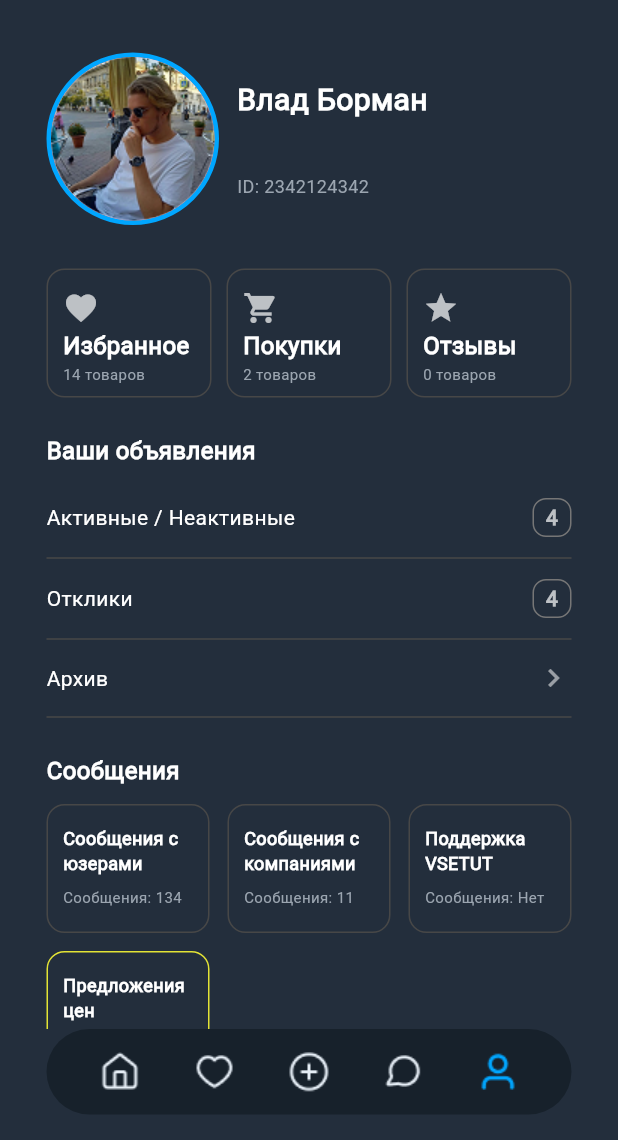
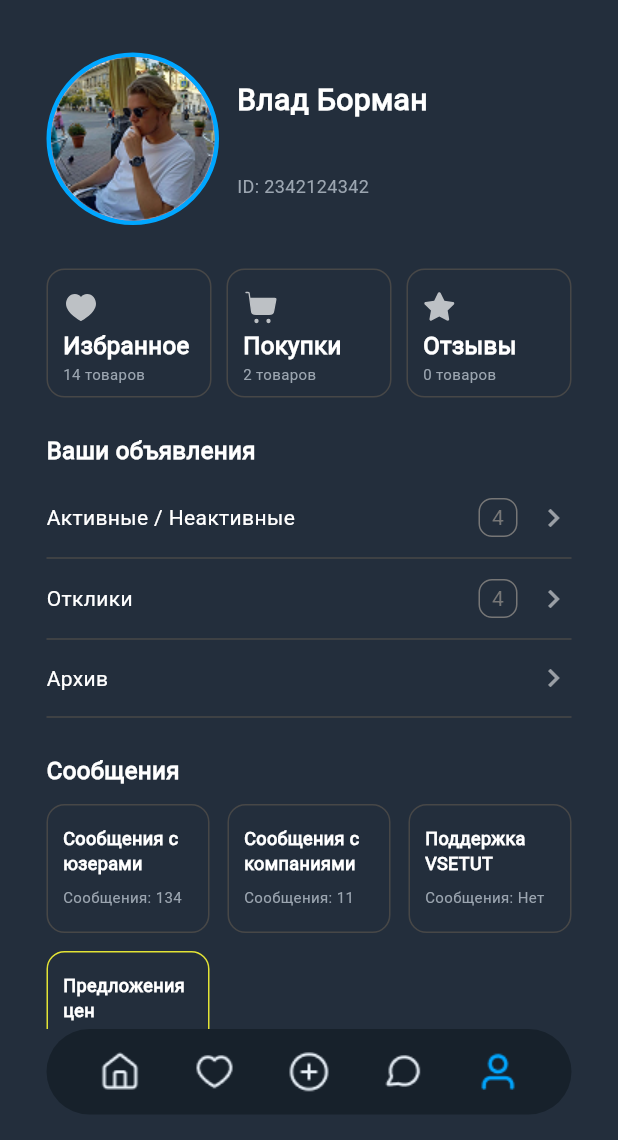
Before and after one commit to Zakirov-Yuriy/Lidle, a Flutter app: the ProfileDashboard screen opened by its route, on a phone screen of 412 x 824 dp, the part 96-1236 px from its top. Run offline on Flutter 3.47's test engine with Material 3 defaults, Android fonts, the light colour scheme and no system bars; our stand-ins replace flutter_svg, hive, hive_flutter; accounts and stored records are empty.

Commit message:
Доработан экран profile_dashboard, добавлены иконки

```diff
--- a/lib/pages/profile_dashboard.dart
+++ b/lib/pages/profile_dashboard.dart
@@ -69,27 +69,27 @@ class _ProfileDashboardState extends State<ProfileDashboard> {
               _ProfileHeader(
                 name: 'Влад Борман',
                 userId: 'ID: 2342124342',
-                avatarUrl: 'assets/Ellipse.png',
+                avatarUrl: 'assets/profile_dashboard/Ellipse.png',
               ),
               const SizedBox(height: 29),
 
               // 3 быстрых карточки
               Row(
-                children: const [
+                children: [
                   _QuickCard(
-                    icon: Icons.favorite,
+                    iconPath: 'assets/profile_dashboard/heart-rounded.svg',
                     title: 'Избранное',
                     subtitle: '14 товаров',
                   ),
                   SizedBox(width: 10),
                   _QuickCard(
-                    icon: Icons.shopping_cart,
+                    iconPath: 'assets/profile_dashboard/shopping-cart-01.svg',
                     title: 'Покупки',
                     subtitle: '2 товаров',
                   ),
                   SizedBox(width: 10),
                   _QuickCard(
-                    icon: Icons.star,
+                    iconPath: 'assets/profile_dashboard/eva_star-fill.svg',
                     title: 'Отзывы',
                     subtitle: '0 товаров',
                   ),
@@ -100,9 +100,9 @@ class _ProfileDashboardState extends State<ProfileDashboard> {
               // Раздел «Ваши объявления»
               const _SectionTitle('Ваши объявления'),
               const SizedBox(height: 10),
-              const _MenuItem(title: 'Активные / Неактивные', count: 4),
+              const _MenuItem(title: 'Активные / Неактивные', count: 4, trailingChevron: true),
               const Divider(color: Color(0xFF474747), height: 8),
-              const _MenuItem(title: 'Отклики', count: 4),
+              const _MenuItem(title: 'Отклики', count: 4, trailingChevron: true),
               const Divider(color: Color(0xFF474747), height: 8),
               const _MenuItem(title: 'Архив', trailingChevron: true),
               const Divider(color: Color(0xFF474747), height: 8),
@@ -140,26 +140,26 @@ class _ProfileDashboardState extends State<ProfileDashboard> {
               const SizedBox(height: 41),
 
               // Кнопка выхода нужна для тестов
-              // SizedBox(
-              //   width: double.infinity,
-              //   height: 53,
-              //   child: ElevatedButton(
-              //     onPressed: _logout,
-              //     style: ElevatedButton.styleFrom(
-              //       backgroundColor: Colors.redAccent,
-              //       foregroundColor: Colors.white,
-              //       shape: RoundedRectangleBorder(
-              //         borderRadius: BorderRadius.circular(5),
-              //       ),
-              //       elevation: 0,
-              //     ),
-              //     child: const Text(
-              //       'Выйти',
-              //       style: TextStyle(fontSize: 16, fontWeight: FontWeight.w400),
-              //     ),
-              //   ),
-              // ),
-              // const SizedBox(height: 22),
+              SizedBox(
+                width: double.infinity,
+                height: 53,
+                child: ElevatedButton(
+                  onPressed: _logout,
+                  style: ElevatedButton.styleFrom(
+                    backgroundColor: Colors.redAccent,
+                    foregroundColor: Colors.white,
+                    shape: RoundedRectangleBorder(
+                      borderRadius: BorderRadius.circular(5),
+                    ),
+                    elevation: 0,
+                  ),
+                  child: const Text(
+                    'Выйти',
+                    style: TextStyle(fontSize: 16, fontWeight: FontWeight.w400),
+                  ),
+                ),
+              ),
+              const SizedBox(height: 22),
 
 
             ],
@@ -230,12 +230,12 @@ class _ProfileHeader extends StatelessWidget {
 }
 
 class _QuickCard extends StatelessWidget {
-  final IconData icon;
+  final String iconPath;
   final String title;
   final String subtitle;
 
   const _QuickCard({
-    required this.icon,
+    required this.iconPath,
     required this.title,
     required this.subtitle,
   });
@@ -255,7 +255,7 @@ class _QuickCard extends StatelessWidget {
           children: [
             Padding(
               padding: const EdgeInsets.only(top: 13.0, left: 10.0, bottom: 2),
-              child: Row(children: [Icon(icon, color: Colors.white70)]),
+              child: Row(children: [SvgPicture.asset(iconPath, height: 24, color: Colors.white70)]),
             ),
 
             Padding(
@@ -346,8 +346,8 @@ class _MenuItem extends StatelessWidget {
                 child: Text(
                   '$count',
                   style: const TextStyle(
-                    color: Colors.white70,
-                    fontWeight: FontWeight.w600,
+                    color: const Color(0xFF767676),
+                    fontWeight: FontWeight.w400,
                   ),
                 ),
               ),
--- a/pubspec.yaml
+++ b/pubspec.yaml
@@ -69,6 +69,7 @@ flutter:
     - assets/logo.svg
     - assets/settings.svg
     - assets/BottomNavigation/
+    - assets/profile_dashboard/
 
 
   # An image asset can refer to one or more resolution-specific "variants", see
```
Also changed, not shown: assets/profile_dashboard/Ellipse.png (renamed from assets/Ellipse.png), assets/profile_dashboard/eva_star-fill.svg (added), assets/profile_dashboard/heart-rounded.svg (added), assets/profile_dashboard/shopping-cart-01.svg (added).
